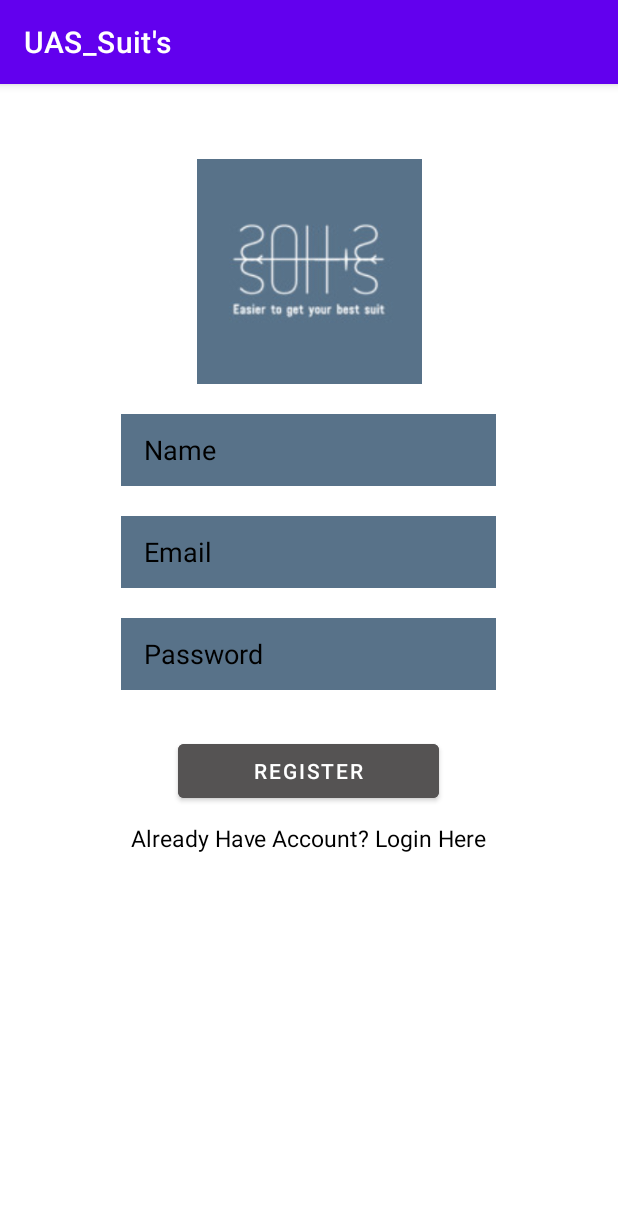
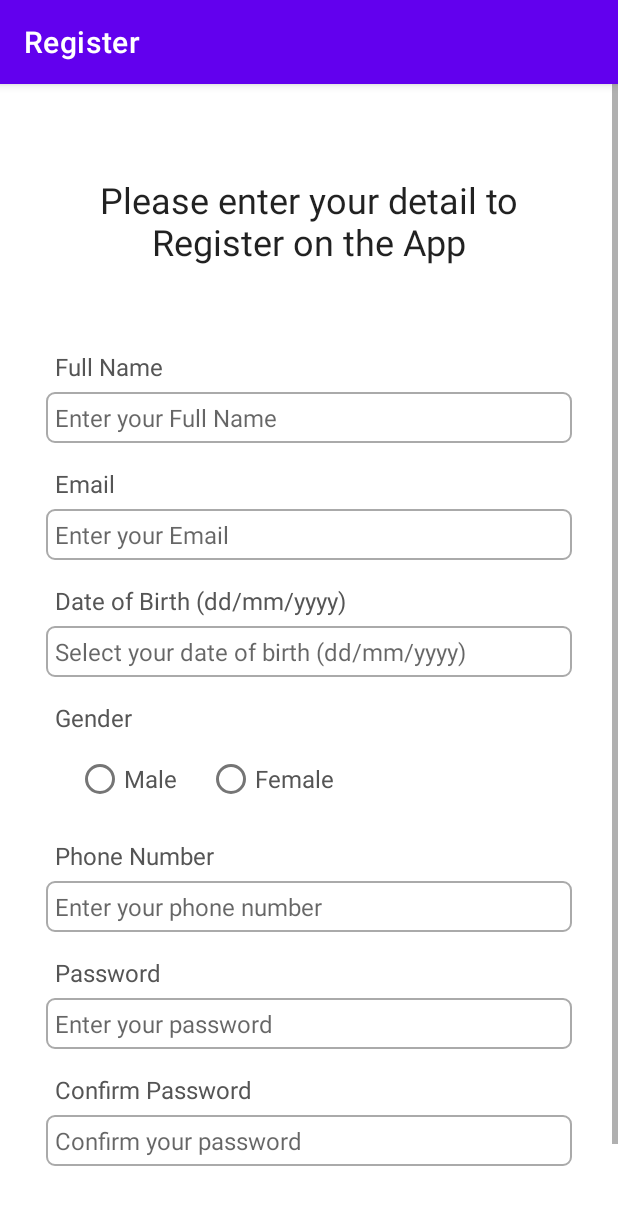
Before and after one commit to richardsebastian/UAS_Suits_Cabutan, an Android app: the Register screen opened directly, with no data from a screen before it, on a phone screen of 412 x 824 dp. Shown: the top 1205 px of the screen. Run offline under Robolectric (Android 15) with nearby library versions, the phone set to English and light mode, and no system bars; our stand-ins replace Firebase (no records; nobody signed in at launch, a user with empty details on screens opened directly).

Commit message:
register connect realtime database

```diff
--- a/UAS_Suits/app/build.gradle
+++ b/UAS_Suits/app/build.gradle
@@ -37,8 +37,10 @@ dependencies {
     implementation 'com.google.android.material:material:1.4.0'
     implementation 'androidx.constraintlayout:constraintlayout:2.1.2'
     implementation 'com.google.android.gms:play-services-tasks:17.2.1'
-    implementation 'com.google.firebase:firebase-auth:20.0.4'
-    implementation 'com.google.firebase:firebase-database:19.3.1'
+    implementation 'com.google.firebase:firebase-auth:21.0.1'
+    implementation platform('com.google.firebase:firebase-bom:29.0.1')
+    implementation 'com.google.firebase:firebase-analytics'
+    implementation 'com.google.firebase:firebase-database:20.0.3'
     implementation 'com.google.firebase:firebase-firestore:24.0.0'
     implementation 'androidx.navigation:navigation-fragment:2.3.5'
     implementation 'androidx.navigation:navigation-ui:2.3.5'
--- a/UAS_Suits/app/src/main/java/umn/ac/id/uas_suits/SplashScreen.java
+++ b/UAS_Suits/app/src/main/java/umn/ac/id/uas_suits/SplashScreen.java
@@ -16,7 +16,7 @@ public class SplashScreen extends AppCompatActivity {
         new Handler().postDelayed(new Runnable() {
             @Override
             public void run() {
-                Intent intent = new Intent(SplashScreen.this, Login.class);
+                Intent intent = new Intent(SplashScreen.this, WellcomePage.class);
                 startActivity(intent);
                 finish();
             }
--- /dev/null
+++ b/UAS_Suits/app/src/main/res/drawable/border.xml
@@ -0,0 +1,10 @@
+<?xml version="1.0" encoding="utf-8"?>
+<shape xmlns:android="http://schemas.android.com/apk/res/android">
+
+    <solid android:color="#FFFFFF"/>
+
+    <stroke android:width="1dp" android:color="#AAAAAA"/>
+
+    <corners android:radius="5dp"/>
+
+</shape>
--- a/UAS_Suits/app/src/main/res/layout/activity_register.xml
+++ b/UAS_Suits/app/src/main/res/layout/activity_register.xml
@@ -1,5 +1,5 @@
 <?xml version="1.0" encoding="utf-8"?>
-<LinearLayout xmlns:android="http://schemas.android.com/apk/res/android"
+<ScrollView xmlns:android="http://schemas.android.com/apk/res/android"
     xmlns:app="http://schemas.android.com/apk/res-auto"
     xmlns:tools="http://schemas.android.com/tools"
     android:layout_width="match_parent"
@@ -7,69 +7,203 @@
     android:orientation="vertical"
     tools:context=".Register">
 
-    <ImageView
+    <RelativeLayout
         android:layout_width="match_parent"
-        android:layout_height="150dp"
-        android:layout_marginTop="50dp"
-        android:background="#FFFFFF"
-        android:src="@drawable/logo_blue" />
+        android:layout_height="wrap_content"
+        android:padding="15dp"
+        android:layout_margin="15dp">
+
+        <TextView
+            android:layout_width="match_parent"
+            android:layout_height="wrap_content"
+            android:id="@+id/register_head"
+            android:layout_marginTop="30dp"
+            android:text="Please enter your detail to Register on the App"
+            android:textAlignment="center"
+            android:textAppearance="@style/TextAppearance.AppCompat.Headline"/>
+
+        <TextView
+            android:layout_width="match_parent"
+            android:layout_height="wrap_content"
+            android:id="@+id/fullName_text"
+            android:layout_below="@id/register_head"
+            android:text="Full Name"
+            android:padding="6dp"
+            android:textColor="#555555"
+            android:textSize="16sp"
+            android:layout_marginTop="50dp"/>
 
         <EditText
-        android:id="@+id/Name"
-        android:layout_width="250dp"
-        android:layout_height="48dp"
-        android:paddingStart="15dp"
-        android:hint="Name"
-        android:layout_gravity="center_horizontal"
-        android:background="#587289"
-        android:layout_marginTop="20dp"
-        android:textColorHint="@color/black"
-        android:inputType="textPersonName" />
+            android:id="@+id/FullName"
+            android:layout_width="match_parent"
+            android:layout_height="wrap_content"
+            android:layout_below="@+id/fullName_text"
+            android:background="@drawable/border"
+            android:hint="Enter your Full Name"
+            android:inputType="textPersonName"
+            android:padding="6dp"
+            android:textSize="16sp" />
+
+        <TextView
+            android:layout_width="match_parent"
+            android:layout_height="wrap_content"
+            android:id="@+id/email_text"
+            android:layout_below="@id/FullName"
+            android:text="Email"
+            android:padding="6dp"
+            android:textColor="#555555"
+            android:textSize="16sp"
+            android:layout_marginTop="10dp"/>
 
         <EditText
-        android:id="@+id/Email"
-        android:layout_width="250dp"
-        android:layout_height="48dp"
-        android:paddingStart="15dp"
-        android:layout_gravity="center_horizontal"
-        android:background="#587289"
-        android:layout_marginTop="20dp"
+            android:id="@+id/Email_input"
+            android:layout_width="match_parent"
+            android:layout_height="wrap_content"
+            android:layout_below="@+id/email_text"
+            android:background="@drawable/border"
+            android:hint="Enter your Email"
             android:inputType="textEmailAddress"
-        android:textColorHint="@color/black"
-        android:hint="Email" />
+            android:padding="6dp"
+            android:textSize="16sp" />
+
+        <TextView
+            android:layout_width="match_parent"
+            android:layout_height="wrap_content"
+            android:id="@+id/birth_text"
+            android:layout_below="@id/Email_input"
+            android:text="Date of Birth (dd/mm/yyyy)"
+            android:padding="6dp"
+            android:textColor="#555555"
+            android:textSize="16sp"
+            android:layout_marginTop="10dp"/>
 
         <EditText
-        android:id="@+id/Password"
-        android:layout_width="250dp"
-        android:layout_height="48dp"
-        android:layout_gravity="center_horizontal"
-        android:layout_marginTop="20dp"
-        android:background="#587289"
-        android:hint="@string/password"
+            android:id="@+id/bDate"
+            android:layout_width="match_parent"
+            android:layout_height="wrap_content"
+            android:layout_below="@+id/birth_text"
+            android:background="@drawable/border"
+            android:hint="Select your date of birth (dd/mm/yyyy)"
+            android:inputType="date"
+            android:focusable="false"
+            android:padding="6dp"
+            android:textSize="16sp" />
+
+        <TextView
+            android:layout_width="match_parent"
+            android:layout_height="wrap_content"
+            android:id="@+id/gender_text"
+            android:layout_below="@id/bDate"
+            android:text="Gender"
+            android:textColor="#555555"
+            android:padding="6dp"
+            android:textSize="16sp"
+            android:layout_marginTop="10dp"/>
+
+        <RadioGroup
+            android:layout_width="match_parent"
+            android:layout_height="wrap_content"
+            android:orientation="horizontal"
+            android:layout_below="@id/gender_text"
+            android:id="@+id/radio_gender">
+
+            <RadioButton
+                android:layout_width="wrap_content"
+                android:layout_height="wrap_content"
+                android:id="@+id/radio_male"
+                android:text="Male"
+                android:layout_marginLeft="20dp"
+                android:textSize="16sp"
+                android:textColor="#555555"/>
+            <RadioButton
+                android:layout_width="wrap_content"
+                android:layout_height="wrap_content"
+                android:id="@+id/radio_female"
+                android:text="Female"
+                android:layout_marginLeft="20dp"
+                android:textSize="16sp"
+                android:textColor="#555555"/>
+
+        </RadioGroup>
+
+        <TextView
+            android:layout_width="match_parent"
+            android:layout_height="wrap_content"
+            android:id="@+id/Phone_text"
+            android:layout_below="@id/radio_gender"
+            android:text="Phone Number"
+            android:padding="6dp"
+            android:textColor="#555555"
+            android:textSize="16sp"
+            android:layout_marginTop="10dp"/>
+
+        <EditText
+            android:id="@+id/Phone"
+            android:layout_width="match_parent"
+            android:layout_height="wrap_content"
+            android:layout_below="@+id/Phone_text"
+            android:background="@drawable/border"
+            android:hint="Enter your phone number"
+            android:inputType="phone"
+            android:padding="6dp"
+            android:textSize="16sp" />
+
+        <TextView
+            android:layout_width="match_parent"
+            android:layout_height="wrap_content"
+            android:id="@+id/Password_text"
+            android:layout_below="@id/Phone"
+            android:text="Password"
+            android:padding="6dp"
+            android:textColor="#555555"
+            android:textSize="16sp"
+            android:layout_marginTop="10dp"/>
+
+        <EditText
+            android:id="@+id/Password1"
+            android:layout_width="match_parent"
+            android:layout_height="wrap_content"
+            android:layout_below="@+id/Password_text"
+            android:background="@drawable/border"
+            android:hint="Enter your password"
             android:inputType="textPassword"
-        android:paddingStart="15dp"
-        android:textColorHint="@color/black"
-        tools:ignore="TextContrastCheck" />
+            android:padding="6dp"
+            android:textSize="16sp" />
+
+        <TextView
+            android:layout_width="match_parent"
+            android:layout_height="wrap_content"
+            android:id="@+id/Password_text2"
+            android:layout_below="@id/Password1"
+            android:text="Confirm Password"
+            android:padding="6dp"
+            android:textColor="#555555"
+            android:textSize="16sp"
+            android:layout_marginTop="10dp"/>
+
+        <EditText
+            android:id="@+id/Password2"
+            android:layout_width="match_parent"
+            android:layout_height="wrap_content"
+            android:layout_below="@+id/Password_text2"
+            android:background="@drawable/border"
+            android:hint="Confirm your password"
+            android:inputType="textPassword"
+            android:padding="6dp"
+            android:textSize="16sp" />
 
         <Button
-        android:id="@+id/register"
-        android:layout_width="174dp"
+            android:layout_width="match_parent"
             android:layout_height="wrap_content"
-        android:layout_gravity="center_horizontal"
-        android:layout_marginTop="30dp"
-        android:backgroundTint="#555353"
-        android:text="@string/register" />
-
-    <TextView
-        android:id="@+id/hvacc"
-        android:layout_width="250dp"
-        android:layout_height="24dp"
-        android:textColor="#000000"
-        android:layout_marginTop="10dp"
-        android:layout_gravity="center_horizontal"
-        android:textSize="7pt"
-        android:textAlignment="center"
-        android:text="@string/haveacc" />
+            android:id="@+id/Register_Button"
+            android:layout_marginStart="70dp"
+            android:layout_marginEnd="70dp"
+            android:layout_below="@+id/Password2"
+            android:layout_marginTop="50dp"
+            android:text="Register"/>
 
 
-</LinearLayout>
+    </RelativeLayout>
+
+
+</ScrollView>
```
Also changed, not shown: UAS_Suits/app/src/main/AndroidManifest.xml (+8 -2 lines), UAS_Suits/app/src/main/java/umn/ac/id/uas_suits/Payment.java (added, +14 -0 lines), UAS_Suits/app/src/main/java/umn/ac/id/uas_suits/ReadWriteUserDetails.java (added, +11 -0 lines), UAS_Suits/app/src/main/java/umn/ac/id/uas_suits/Register.java (+160 -31 lines), UAS_Suits/app/src/main/java/umn/ac/id/uas_suits/WellcomePage.java (added, +28 -0 lines), UAS_Suits/app/src/main/res/layout/activity_payment.xml (added, +9 -0 lines), UAS_Suits/app/src/main/res/layout/activity_wellcome_page.xml (added, +47 -0 lines), 1 other file. Lines whose indentation alone changed are shown as unchanged.
